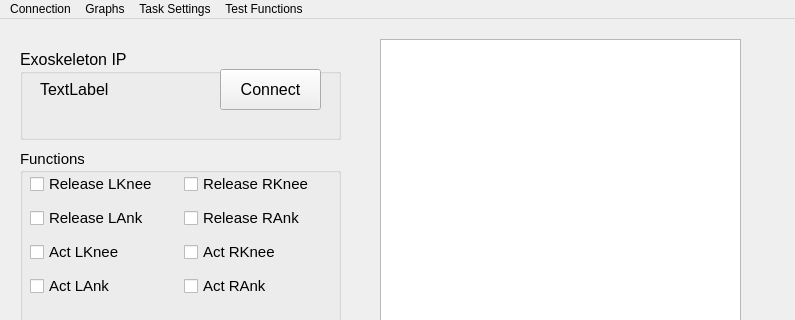
First picture: the form in exo_gui/exo_gui_mw.ui, repository haolee21/ExoRPI4, before the edit; both pictures show x 0 to 795 and y 0 to 320 of the 795 by 696 pixel window.
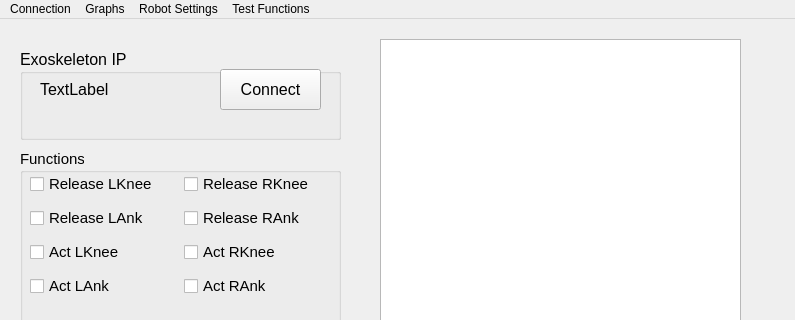
Second picture: the form after the edit. Icons and pictures are not drawn. Custom widgets are drawn as their Qt base class.

What changed in the file:
```diff
--- a/exo_gui/exo_gui_mw.ui
+++ b/exo_gui/exo_gui_mw.ui
@@ -725,7 +725,7 @@
      <x>0</x>
      <y>0</y>
      <width>795</width>
-     <height>21</height>
+     <height>22</height>
     </rect>
    </property>
    <widget class="QMenu" name="menuConnection">
@@ -744,7 +744,7 @@
    </widget>
    <widget class="QMenu" name="menuTask_Settings">
     <property name="title">
-     <string>Task Settings</string>
+     <string>Robot Settings</string>
     </property>
    </widget>
    <widget class="QMenu" name="menuAction">
```
